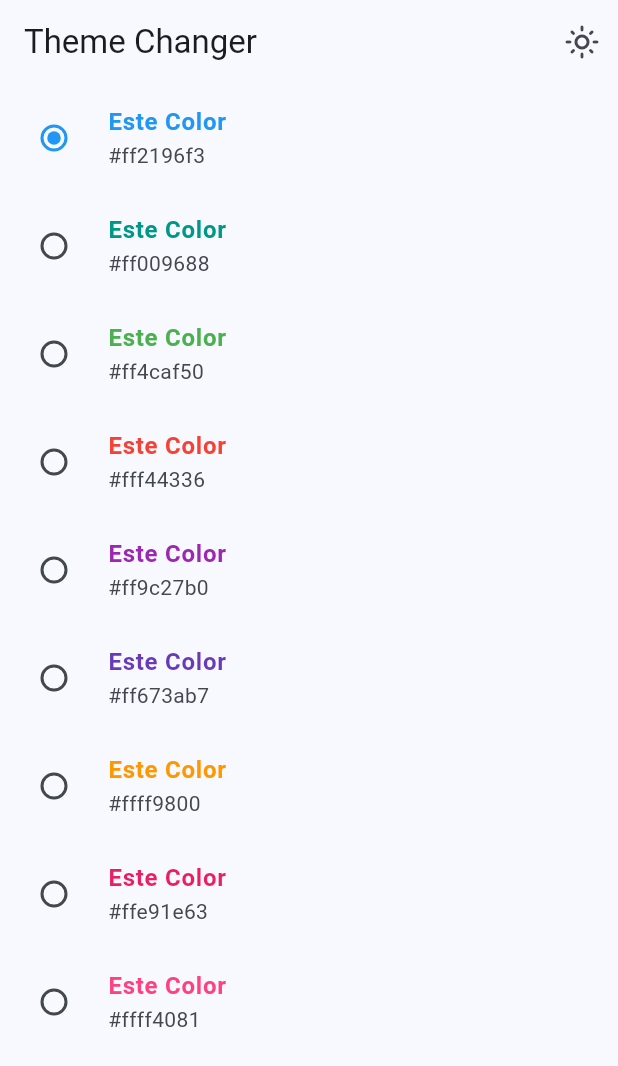
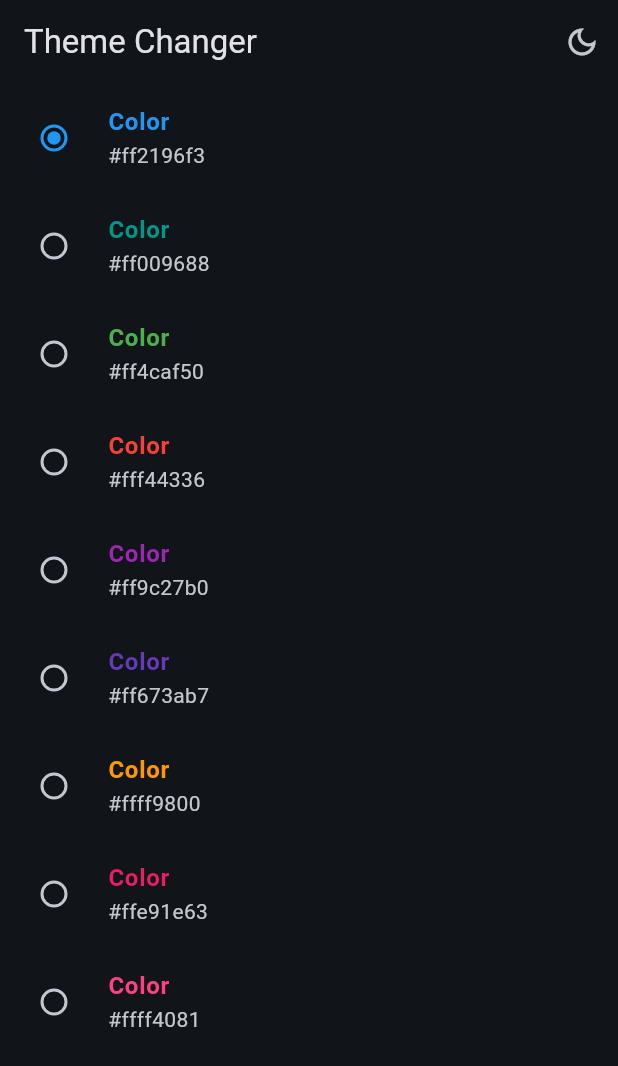
Before and after one commit to je-martinez/fernando-herrera-flutter-course, a Flutter app: the ThemeChangerScreen screen opened by its route, after a tap on the "light mode" icon, on a phone screen of 412 x 824 dp. Shown: the top 1066 px of the screen. Run offline on Flutter 3.47's test engine with Material 3 defaults, Android fonts, the phone set to English and light mode, and no system bars; our stand-ins replace animate_do, dio, flutter_riverpod, go_router, video_player; network calls fail.

Commit message:
chore: wip change theme

```diff
--- a/widgets_app/lib/config/theme/app_theme.dart
+++ b/widgets_app/lib/config/theme/app_theme.dart
@@ -14,8 +14,9 @@ const colorList = <Color>[
 
 class AppTheme {
   final int selectedColor;
+  final bool isDarkMode;
 
-  AppTheme({this.selectedColor = 0})
+  AppTheme({this.selectedColor = 0, this.isDarkMode = false})
       : assert(selectedColor >= 0 && selectedColor < colorList.length,
             "Invalid color index");
 
@@ -23,7 +24,7 @@ class AppTheme {
     return ThemeData(
         useMaterial3: true,
         colorSchemeSeed: colorList[selectedColor],
-        brightness: Brightness.light,
+        brightness: isDarkMode ? Brightness.dark : Brightness.light,
         appBarTheme: const AppBarTheme(centerTitle: false));
   }
 }
--- a/widgets_app/lib/main.dart
+++ b/widgets_app/lib/main.dart
@@ -2,22 +2,28 @@ import 'package:flutter/material.dart';
 import 'package:flutter_riverpod/flutter_riverpod.dart';
 import 'package:widgets_app/config/router/router.dart';
 import 'package:widgets_app/config/theme/app_theme.dart';
+
+import 'presentation/providers/theme_provider.dart';
 // import 'package:widgets_app/presentation/screens/buttons/buttons_screen.dart';
 // import 'package:widgets_app/presentation/screens/cards/cards_screen.dart';
 // import 'package:widgets_app/presentation/screens/home/home_screen.dart';
 
 void main() => runApp(const ProviderScope(child: MyApp()));
 
-class MyApp extends StatelessWidget {
+class MyApp extends ConsumerWidget {
   const MyApp({super.key});
 
   @override
-  Widget build(BuildContext context) {
+  Widget build(BuildContext context, WidgetRef ref) {
+    final bool isDarkMode = ref.watch(isDarkModeProvider);
+    final int selectedColor = ref.watch(selectedColorProvider);
+
     return MaterialApp.router(
       routerConfig: appRouter,
       debugShowCheckedModeBanner: false,
       title: 'Material App',
-      theme: AppTheme(selectedColor: 0).getTheme(),
+      theme: AppTheme(selectedColor: selectedColor, isDarkMode: isDarkMode)
+          .getTheme(),
       // routes: {
       //   '/buttons': (context) => const ButtonsScreen(),
       //   '/cards': (context) => const CardScreen(),
--- a/widgets_app/lib/presentation/providers/theme_provider.dart
+++ b/widgets_app/lib/presentation/providers/theme_provider.dart
@@ -5,3 +5,5 @@ import 'package:widgets_app/config/theme/app_theme.dart';
 final isDarkModeProvider = StateProvider<bool>((ref) => false);
 
 final colorListProvider = Provider<List<Color>>((ref) => colorList);
+
+final selectedColorProvider = StateProvider<int>((ref) => 0);
--- a/widgets_app/lib/presentation/screens/theme_changer/theme_changer.dart
+++ b/widgets_app/lib/presentation/screens/theme_changer/theme_changer.dart
@@ -18,7 +18,11 @@ class ThemeChangerScreen extends ConsumerWidget {
             icon: isDarkMode
                 ? const Icon(Icons.dark_mode_outlined)
                 : const Icon(Icons.light_mode_outlined),
-            onPressed: () {},
+            onPressed: () {
+              ref
+                  .read(isDarkModeProvider.notifier)
+                  .update((isDarkMode) => !isDarkMode);
+            },
           ),
         ],
       ),
@@ -35,6 +39,7 @@ class _ThemeChangerView extends ConsumerWidget {
   @override
   Widget build(BuildContext context, WidgetRef ref) {
     final List<Color> colors = ref.watch(colorListProvider);
+    final int selectedColor = ref.watch(selectedColorProvider);
 
     return ListView.builder(
       itemCount: colors.length,
@@ -42,12 +47,15 @@ class _ThemeChangerView extends ConsumerWidget {
         final color = colors[index];
         return RadioListTile(
             activeColor: color,
-            title: Text("Este Color",
+            title: Text("Color",
                 style: TextStyle(color: color, fontWeight: FontWeight.bold)),
             subtitle: Text('#${color.value.toRadixString(16)}'),
             value: index,
-            groupValue: 0,
-            onChanged: (value) {});
+            groupValue: selectedColor,
+            onChanged: (value) {
+              if (value == null) return;
+              ref.read(selectedColorProvider.notifier).state = value;
+            });
       },
     );
   }
```
